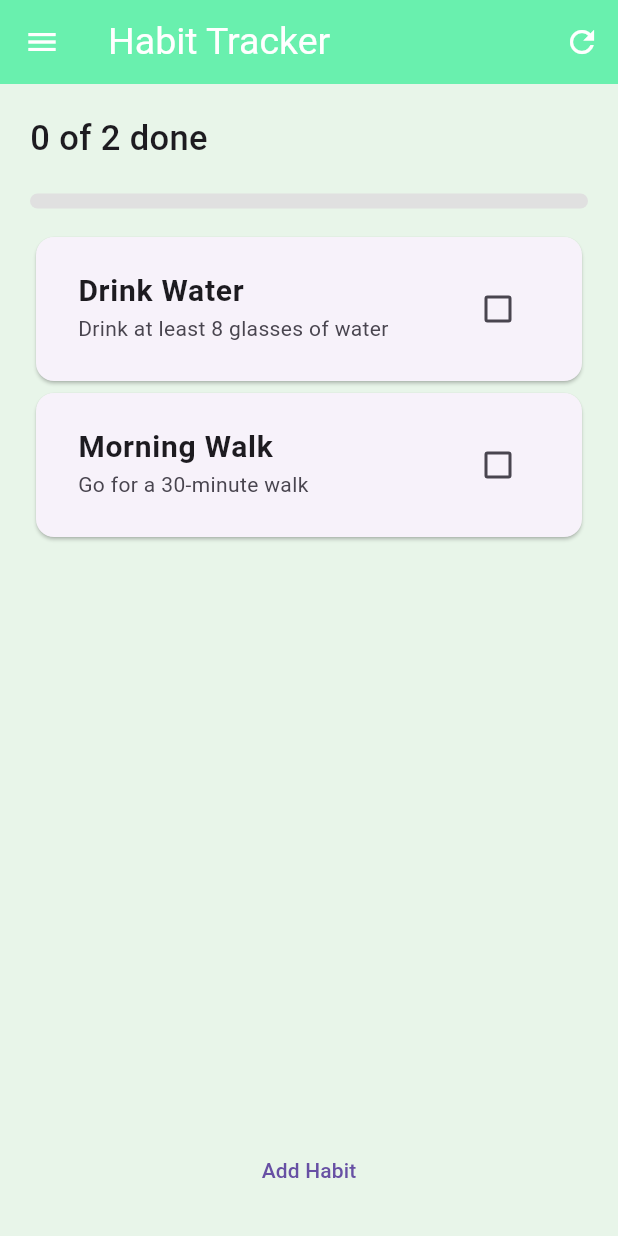
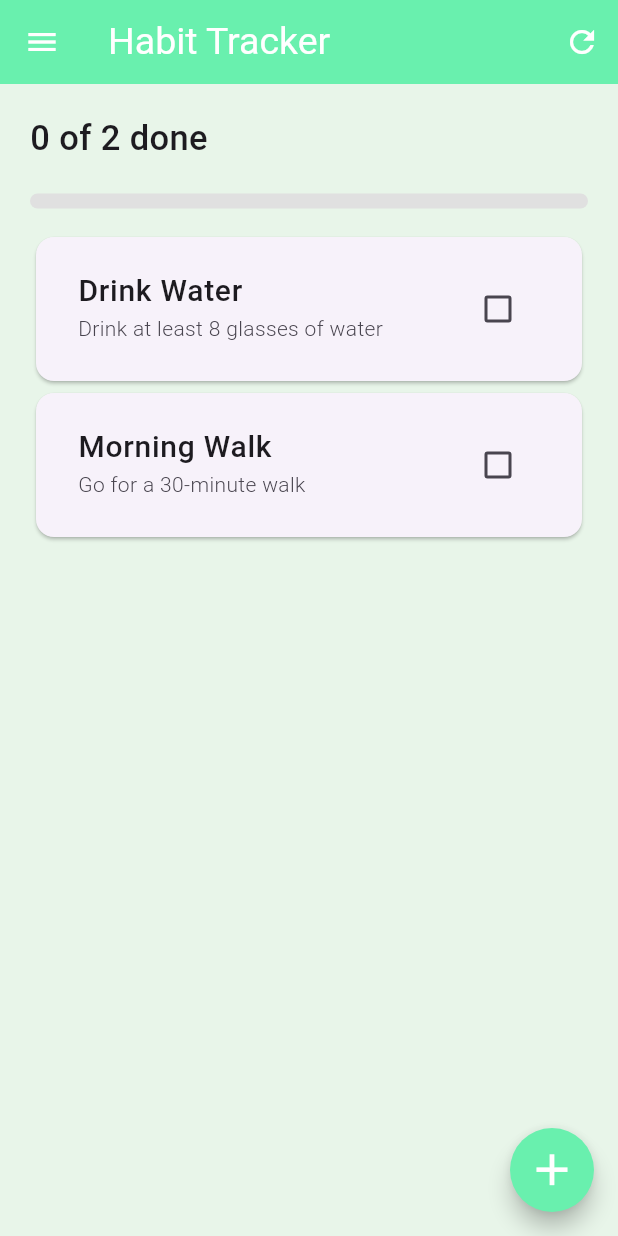
Before and after one commit to Guruprasad-C/Quantix, a Flutter app: the screen it shows after launch, on a phone screen of 412 x 824 dp. Run offline on Flutter 3.47's test engine with Material 3 defaults, Android fonts, the phone set to English and light mode, and no system bars.

```diff
--- a/lib/habit_provider.dart
+++ b/lib/habit_provider.dart
@@ -18,6 +18,7 @@ class HabitProvider extends ChangeNotifier {
       lastCompletedAt: DateTime.now(),
     ),
   ];
+  int streaks = 0;
 
   void addHabit(Habit habit) {
     habits.add(habit);
@@ -25,6 +26,7 @@ class HabitProvider extends ChangeNotifier {
   }
 
   void resetHabit() {
+    streaks++;
     for (Habit habit in habits) {
       if (habit.isCompletedToday) {
         habit.streak++;
--- a/lib/models/habit.dart
+++ b/lib/models/habit.dart
@@ -5,7 +5,7 @@ class Habit {
     required this.name,
     required this.description,
     this.isCompletedToday = false,
-    this.streak = 0,
+    this.streak = 1,
     this.lastCompletedAt,
   }) : id = Uuid().v4();
 
--- a/lib/screens/habit_add.dart
+++ b/lib/screens/habit_add.dart
@@ -62,6 +62,7 @@ class _HabitAddState extends State<HabitAdd> {
             Navigator.pop(context);
           },
           backgroundColor: Colors.greenAccent,
+          foregroundColor: Colors.white,
           shape: CircleBorder(),
           child: Icon(Icons.done, size: 30),
         ),
--- a/lib/screens/habits.dart
+++ b/lib/screens/habits.dart
@@ -1,5 +1,7 @@
 import 'package:flutter/material.dart';
 import 'package:habit_app/habit_provider.dart';
+import 'package:habit_app/screens/habit_add.dart';
+import 'package:habit_app/screens/stats_screen.dart';
 import 'package:habit_app/widgets/habit_drawer.dart';
 import 'package:habit_app/widgets/habit_view.dart';
 import 'package:provider/provider.dart';
@@ -12,6 +14,17 @@ class HabitsScreen extends StatefulWidget {
 }
 
 class _HabitsScreenState extends State<HabitsScreen> {
+  void setScreen(String active) {
+    if (active == "stats") {
+      Navigator.push(
+        context,
+        MaterialPageRoute(builder: (ctx) => StatsScreen()),
+      );
+    } else {
+      Navigator.pop(context);
+    }
+  }
+
   @override
   Widget build(BuildContext context) {
     return Consumer<HabitProvider>(
@@ -30,8 +43,20 @@ class _HabitsScreenState extends State<HabitsScreen> {
           ],
         ),
         backgroundColor: Color(0xFFE8F5E9),
-        drawer: HabitDrawer(),
+        drawer: HabitDrawer(setScreen: setScreen),
         body: HabitView(habits: value.habits),
+        floatingActionButton: FloatingActionButton(
+          onPressed: () {
+            Navigator.push(
+              context,
+              MaterialPageRoute(builder: (ctx) => HabitAdd()),
+            );
+          },
+          shape: CircleBorder(),
+          backgroundColor: Colors.greenAccent,
+          foregroundColor: Colors.white,
+          child: Icon(Icons.add, size: 35),
+        ),
       ),
     );
   }
--- a/lib/widgets/habit_view.dart
+++ b/lib/widgets/habit_view.dart
@@ -1,7 +1,6 @@
 import 'package:flutter/material.dart';
 import 'package:habit_app/habit_provider.dart';
 import 'package:habit_app/models/habit.dart';
-import 'package:habit_app/screens/habit_add.dart';
 import 'package:habit_app/widgets/habit_viewer.dart';
 import 'package:provider/provider.dart';
 
@@ -40,17 +39,6 @@ class HabitView extends StatelessWidget {
                     HabitViewer(habit: habits[index]),
               ),
             ),
-            Center(
-              child: TextButton(
-                onPressed: () {
-                  Navigator.push(
-                    context,
-                    MaterialPageRoute(builder: (ctx) => HabitAdd()),
-                  );
-                },
-                child: Text('Add Habit'),
-              ),
-            ),
           ],
         ),
       ),
--- a/lib/widgets/habit_viewer.dart
+++ b/lib/widgets/habit_viewer.dart
@@ -21,11 +21,11 @@ class HabitViewer extends StatelessWidget {
             },
             title: Text(
               habit.name,
-              style: TextStyle(fontSize: 20, fontWeight: FontWeight.bold),
+              style: TextStyle(fontSize: 20, fontWeight: FontWeight.w500),
             ),
             subtitle: Text(
               habit.description,
-              style: TextStyle(fontWeight: FontWeight.w400),
+              style: TextStyle(fontWeight: FontWeight.w300),
               overflow: TextOverflow.ellipsis,
               maxLines: 1,
             ),
```
Also changed, not shown: lib/screens/stats_screen.dart (+141 -0 lines), lib/widgets/habit_drawer.dart (+9 -3 lines).
